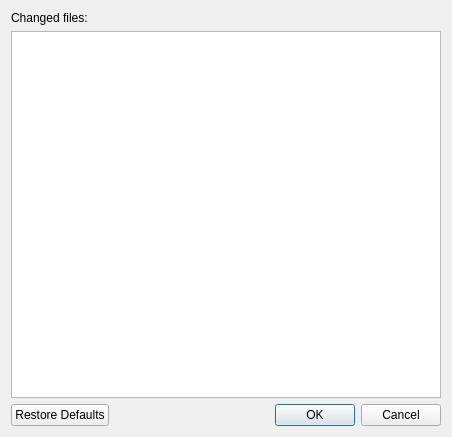
Above: src/libkommitwidgets/dialogs/changedfilesdialog.ui from KDE/kommit before the change. Below: the same form after it.
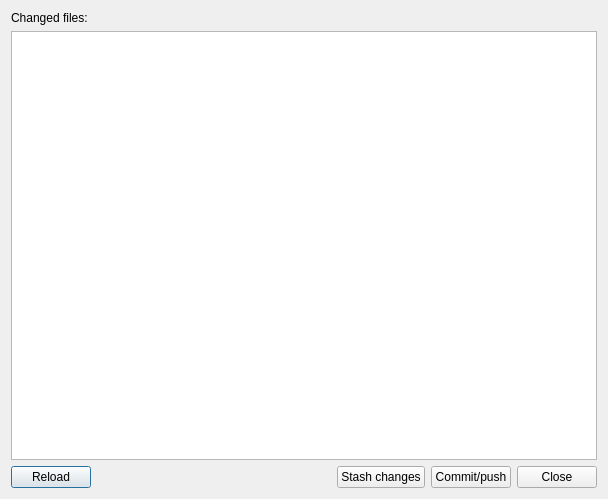
That is the form after the change. Icons and pictures are not drawn.

Commit message: Fix changed dialog icons and add stash button

Patch:
```diff
--- a/src/libkommitwidgets/dialogs/changedfilesdialog.ui
+++ b/src/libkommitwidgets/dialogs/changedfilesdialog.ui
@@ -6,8 +6,8 @@
    <rect>
     <x>0</x>
     <y>0</y>
-    <width>452</width>
-    <height>437</height>
+    <width>608</width>
+    <height>499</height>
    </rect>
   </property>
   <property name="windowTitle">
@@ -29,11 +29,55 @@
     </widget>
    </item>
    <item>
-    <widget class="QDialogButtonBox" name="buttonBox">
-     <property name="standardButtons">
-      <set>QDialogButtonBox::Cancel|QDialogButtonBox::Ok|QDialogButtonBox::RestoreDefaults</set>
-     </property>
-    </widget>
+    <layout class="QHBoxLayout" name="horizontalLayout">
+     <item>
+      <widget class="QPushButton" name="pushButtonReload">
+       <property name="text">
+        <string>Reload</string>
+       </property>
+       <property name="icon">
+        <iconset theme="cancel"/>
+       </property>
+      </widget>
+     </item>
+     <item>
+      <spacer name="horizontalSpacer">
+       <property name="orientation">
+        <enum>Qt::Horizontal</enum>
+       </property>
+       <property name="sizeHint" stdset="0">
+        <size>
+         <width>40</width>
+         <height>20</height>
+        </size>
+       </property>
+      </spacer>
+     </item>
+     <item>
+      <widget class="QPushButton" name="pushButtonStashChanges">
+       <property name="text">
+        <string>Stash changes</string>
+       </property>
+      </widget>
+     </item>
+     <item>
+      <widget class="QPushButton" name="pushButtonCommitPush">
+       <property name="text">
+        <string>Commit/push</string>
+       </property>
+      </widget>
+     </item>
+     <item>
+      <widget class="QPushButton" name="pushButtonClose">
+       <property name="text">
+        <string>Close</string>
+       </property>
+       <property name="icon">
+        <iconset theme="cancel"/>
+       </property>
+      </widget>
+     </item>
+    </layout>
    </item>
   </layout>
  </widget>
```
Left out of the diff: 26 changed lines with no effect on the pictures. The commit also changes 4 other files.
